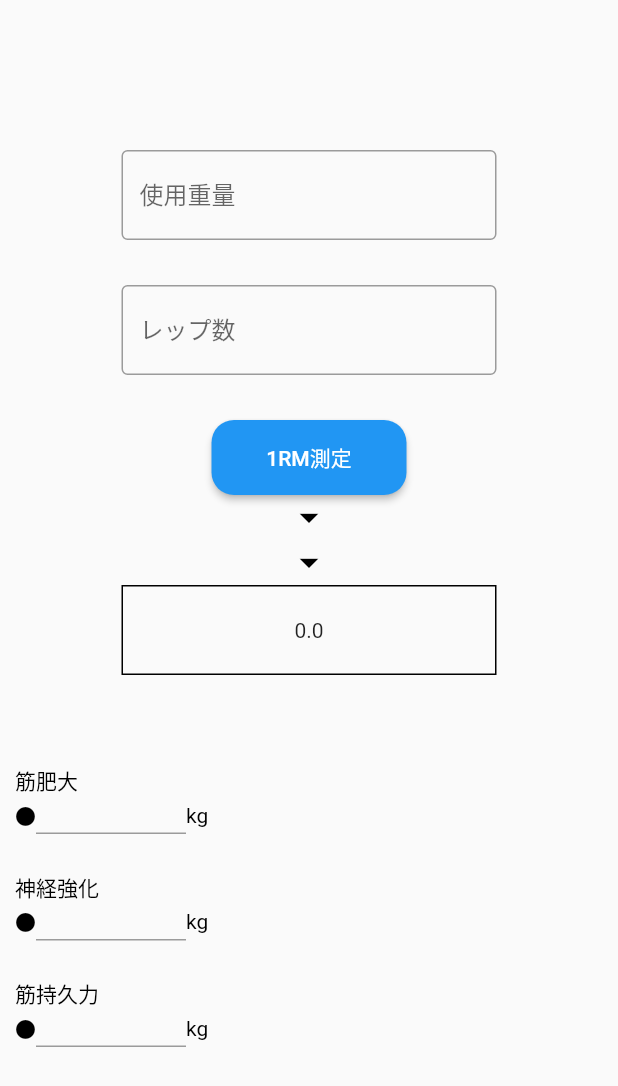
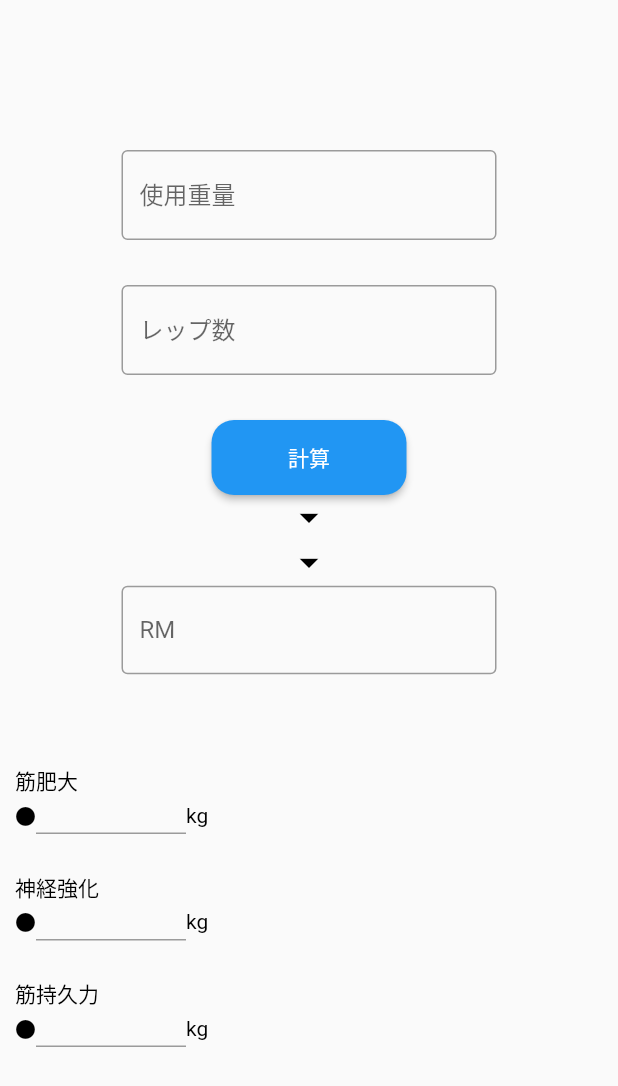
Before and after one commit to yuk1t3ruuuu/fitness, a Flutter app: the RmCalculator screen opened directly, on a phone screen of 412 x 824 dp. Shown: the top 1086 px of the screen. Run offline on Flutter 3.47's test engine with Material 2 defaults, Android fonts, the phone set to English and light mode, and no system bars.

Commit message:
Revert "計算結果の表示処理の実装"

```diff
--- a/lib/rm_calc.dart
+++ b/lib/rm_calc.dart
@@ -12,12 +12,9 @@ class _RmCalculatorState extends State<RmCalculator> {
   TextEditingController weight_controller = TextEditingController();
   TextEditingController rep_controller = TextEditingController();
   //ElevateButtonのOppressedの処理でエラーを出さないために仮で使う
+  double _result = 0;
   double a = 0;
   double b = 0;
-  double _weight = 0;
-  double _rep = 0;
-  int base_number = 10;
-
 
 
   @override
@@ -68,15 +65,13 @@ class _RmCalculatorState extends State<RmCalculator> {
               width: 130,
               height: 50,
               child:ElevatedButton(
-                onPressed: () => setState((){
-                  _weight = double.parse(weight_controller.text);
-                  _rep = double.parse(rep_controller.text);
-                }) ,
+                //setStateのところは仮で記述している処理。
+                onPressed: (){setState((){_result = a + b;});},
                 style: ButtonStyle(
                   padding: MaterialStateProperty.all(const EdgeInsets.all(10)),
                   shape: MaterialStateProperty.all(RoundedRectangleBorder(borderRadius: BorderRadius.circular(15)))
               ),
-               child: const Text('1RM測定', style: TextStyle(color: Colors.white))),
+               child: const Text('計算', style: TextStyle(color: Colors.white))),
             )
           ),
           Center(
@@ -88,12 +83,13 @@ class _RmCalculatorState extends State<RmCalculator> {
           Center(
             child: Container(
               alignment: Alignment.center,
-              decoration: BoxDecoration(
-                border: Border.all(color: Colors.black)
-              ),
               width: 250,
               height: 60,
-              child: Text(((_weight * (1 + (_rep / 40))) * base_number.floor() / base_number).toString()),
+              child: TextField(
+                controller: rep_controller,
+                //ここのフォームは上記の使用重量とレップ数の計算結果が表示される、そのため一旦仮でフォームだけ作成
+                decoration: InputDecoration(hintText: 'RM', border: OutlineInputBorder()),
+              ),
             ),
           ),
           SizedBox(height: 60,),
```
